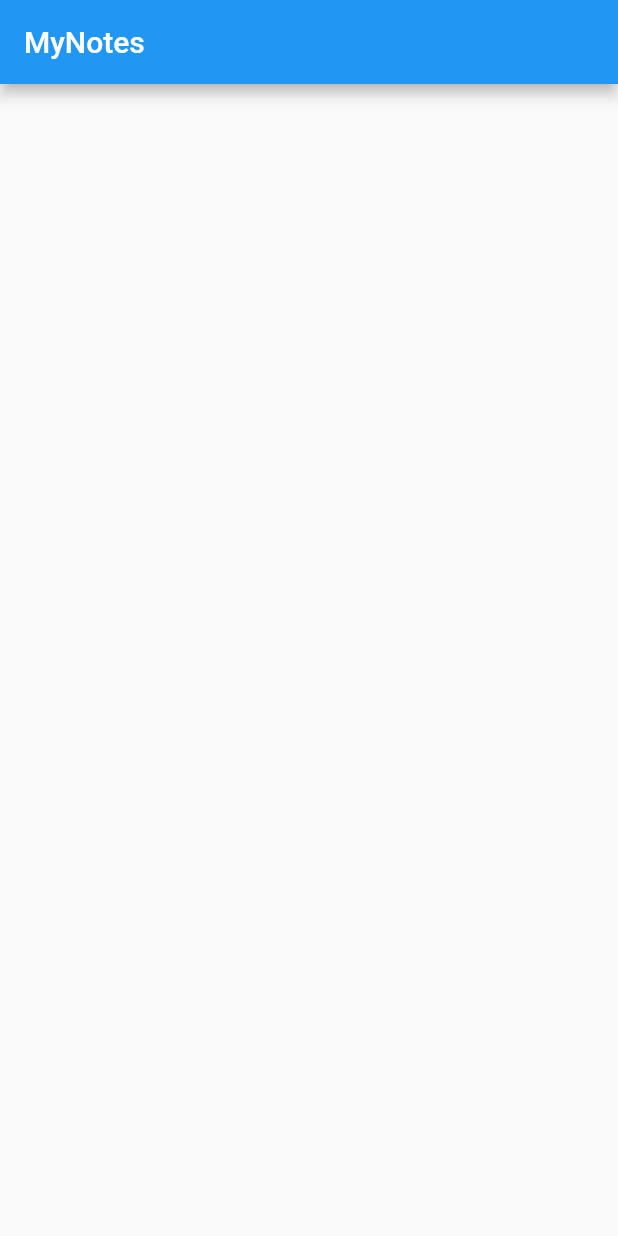
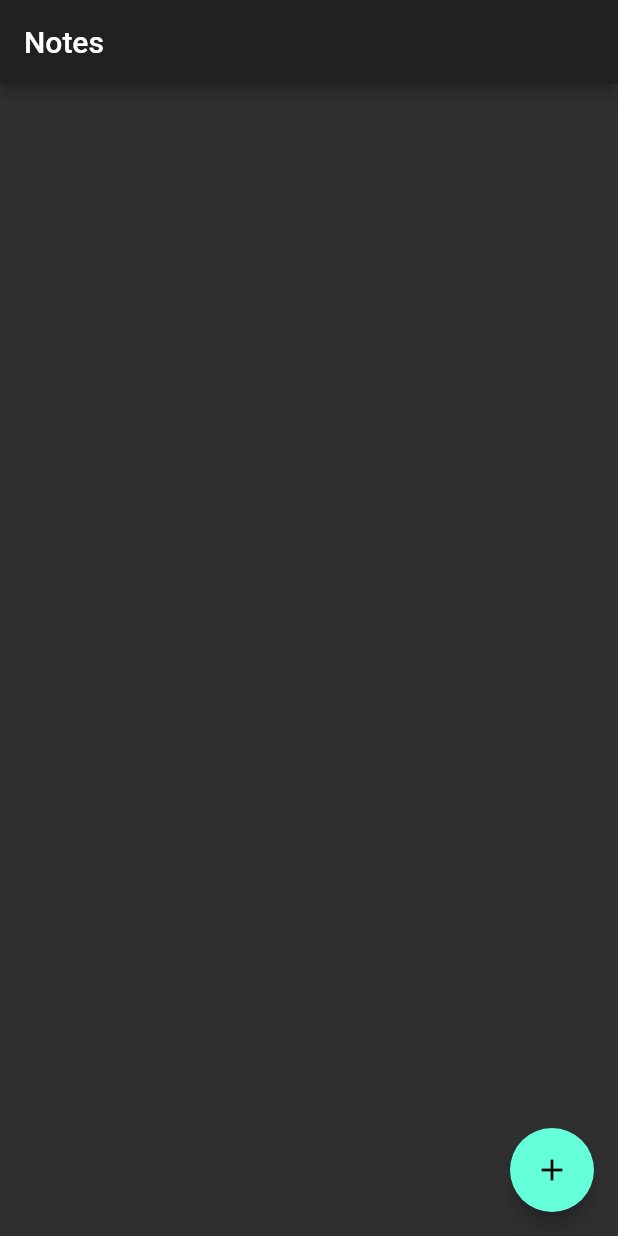
Before and after one commit to AlexeyPerov/Flutter-Notes, a Flutter app: the screen it shows after launch, on a phone screen of 412 x 824 dp. Run offline on Flutter 3.47's test engine with Material 2 defaults, Android fonts, the phone set to English and light mode, and no system bars; our stand-ins replace async_redux.

```diff
--- a/lib/main.dart
+++ b/lib/main.dart
@@ -1,39 +1,23 @@
+import 'package:async_redux/async_redux.dart';
 import 'package:flutter/material.dart';
+import 'package:mynotes/redux/app_state_store.dart';
+import 'package:mynotes/screens/notes/notes_connector.dart';
+
+final navigatorKey = GlobalKey<NavigatorState>();
 
 void main() {
+  NavigateAction.setNavigatorKey(navigatorKey);
   runApp(MyApp());
 }
 
 class MyApp extends StatelessWidget {
   @override
-  Widget build(BuildContext context) {
-    return MaterialApp(
-      title: 'Flutter Demo',
-      theme: ThemeData(
-        primarySwatch: Colors.blue,
-      ),
-      home: MyHomePage(title: 'MyNotes'),
-    );
-  }
+  Widget build(BuildContext context) => StoreProvider<AppState>(
+    store: store,
+    child: MaterialApp(
+      theme: ThemeData.dark(),
+      home: NotesConnector(),
+      navigatorKey: navigatorKey,
+    ),
+  );
 }
-
-class MyHomePage extends StatefulWidget {
-  MyHomePage({Key key, this.title}) : super(key: key);
-
-  final String title;
-
-  @override
-  _MyHomePageState createState() => _MyHomePageState();
-}
-
-class _MyHomePageState extends State<MyHomePage> {
-  @override
-  Widget build(BuildContext context) {
-    return Scaffold(
-      appBar: AppBar(
-        title: Text(widget.title),
-      ),
-      body: Container(),
-    );
-  }
-}
--- /dev/null
+++ b/lib/redux/app_state_store.dart
@@ -0,0 +1,27 @@
+import 'package:async_redux/async_redux.dart';
+import 'models/note.dart';
+
+var store = Store<AppState>(
+  initialState: AppState.initialState(),
+);
+
+class AppState {
+  final List<Note> noteList;
+
+  AppState({this.noteList});
+
+  AppState copy({List<Note> noteList}) =>
+      AppState(noteList: noteList ?? this.noteList);
+
+  static AppState initialState() => AppState(noteList: <Note>[]);
+
+  @override
+  bool operator ==(Object other) =>
+      identical(this, other) ||
+          other is AppState &&
+              runtimeType == other.runtimeType &&
+              noteList == other.noteList;
+
+  @override
+  int get hashCode => noteList.hashCode;
+}
--- /dev/null
+++ b/lib/redux/models/note.dart
@@ -0,0 +1,38 @@
+class Note {
+  final String id;
+  final String title;
+  final String contents;
+  final bool archived;
+
+  Note({this.id, this.title, this.contents, this.archived});
+
+  factory Note.initial() =>
+      Note(id: '', title: '', contents: '', archived: false);
+
+  Note copy({
+    String id,
+    String title,
+    String contents,
+    bool archived,
+  }) =>
+      Note(
+        id: id ?? this.id,
+        title: title ?? this.title,
+        contents: contents ?? this.contents,
+        archived: archived ?? this.archived,
+      );
+
+  @override
+  bool operator ==(Object other) =>
+      identical(this, other) ||
+      other is Note &&
+          runtimeType == other.runtimeType &&
+          id == other.id &&
+          title == other.title &&
+          contents == other.contents &&
+          archived == other.archived;
+
+  @override
+  int get hashCode =>
+      id.hashCode ^ title.hashCode ^ contents.hashCode ^ archived.hashCode;
+}
--- /dev/null
+++ b/lib/screens/notes/notes_connector.dart
@@ -0,0 +1,27 @@
+import 'package:flutter/material.dart';
+import 'package:async_redux/async_redux.dart';
+import 'package:mynotes/redux/app_state_store.dart';
+import 'package:mynotes/redux/models/notes_model.dart';
+
+import 'notes_screen.dart';
+
+class NotesConnector extends StatelessWidget {
+  NotesConnector({Key key}) : super(key: key);
+
+  @override
+  Widget build(BuildContext context) {
+    return StoreConnector<AppState, NotesModel>(
+      model: NotesModel(),
+      onInitialBuild: (viewModel) => viewModel.onQuery(),
+      builder: (BuildContext context, NotesModel viewModel) => NotesScreen(
+        noteList: viewModel.noteList,
+        onQuery: viewModel.onQuery,
+        onCreate: viewModel.onCreate,
+        onUpdate: viewModel.onUpdate,
+        onRemove: viewModel.onRemove,
+        onArchive: viewModel.onArchive,
+        onPop: viewModel.onPop,
+      ),
+    );
+  }
+}
--- /dev/null
+++ b/lib/screens/notes/notes_screen.dart
@@ -0,0 +1,115 @@
+import 'package:flutter/material.dart';
+import 'package:flutter/foundation.dart';
+import 'package:mynotes/redux/models/note.dart';
+
+class NotesScreen extends StatelessWidget {
+  final List<Note> noteList;
+  final Function() onQuery;
+  final Function(String, String) onCreate;
+  final Function(String, String, String) onUpdate;
+  final Function(String) onRemove;
+  final Function(String, bool) onArchive;
+  final VoidCallback onPop;
+
+  NotesScreen({
+    Key key,
+    this.noteList,
+    this.onQuery,
+    this.onCreate,
+    this.onUpdate,
+    this.onRemove,
+    this.onArchive,
+    this.onPop,
+  }) : super(key: key);
+
+  @override
+  Widget build(BuildContext context) {
+    return Scaffold(
+      appBar: AppBar(title: Text('Notes')),
+      body: Stack(
+        children: <Widget>[
+          Container(
+            child: ListView.builder(
+              padding: const EdgeInsets.all(8.0),
+              itemCount: noteList.length,
+              itemBuilder: (BuildContext context, int index) =>
+                  _buildCard(context, noteList[index]),
+            ),
+          ),
+        ],
+      ),
+      floatingActionButton: FloatingActionButton(
+        onPressed: () => _navigateToCreateEditPage(context),
+        child: Icon(Icons.add),
+      ),
+    );
+  }
+
+  void _navigateToCreateEditPage(BuildContext context, {Note note}) {
+    /*Navigator.push(
+      context,
+      MaterialPageRoute(
+        builder: (context) => TodosCreateEditPage(
+          todo: todo,
+          onCreate: onCreate,
+          onUpdate: onUpdate,
+          onPop: onPop,
+        ),
+      ),
+    );*/
+  }
+
+  Dismissible _buildCard(BuildContext context, Note note) => Dismissible(
+    direction: DismissDirection.endToStart,
+    background: Card(
+      elevation: 8.0,
+      child: Container(
+        color: Colors.red,
+        child: Row(
+          crossAxisAlignment: CrossAxisAlignment.center,
+          mainAxisAlignment: MainAxisAlignment.end,
+          children: <Widget>[
+            Padding(
+              padding: EdgeInsets.only(right: 15.0),
+              child: Text(
+                'Remove',
+                style: TextStyle(
+                  color: Colors.white,
+                  fontSize: 15,
+                ),
+                textAlign: TextAlign.end,
+              ),
+            ),
+          ],
+        ),
+      ),
+    ),
+    key: Key(UniqueKey().toString()),
+    onDismissed: (direction) => onRemove(note.id),
+    child: Card(
+      elevation: 8.0,
+      child: InkWell(
+        /*onTap: () => _navigateToCreateEditPage(
+          context,
+          todo: note,
+        ),*/
+        child: Container(
+          padding: EdgeInsets.all(10.0),
+          child: Row(
+            mainAxisAlignment: MainAxisAlignment.spaceBetween,
+            children: <Widget>[
+              Text(note.title),
+              Checkbox(
+                value: note.archived,
+                onChanged: (value) => onArchive(
+                  note.id,
+                  !note.archived
+                ),
+              ),
+            ],
+          ),
+        ),
+      ),
+    ),
+  );
+}
```
Also changed, not shown: lib/redux/actions/Actions.dart (added, +98 -0 lines), lib/redux/models/notes_model.dart (added, +44 -0 lines), pubspec.yaml (+4 -53 lines).
